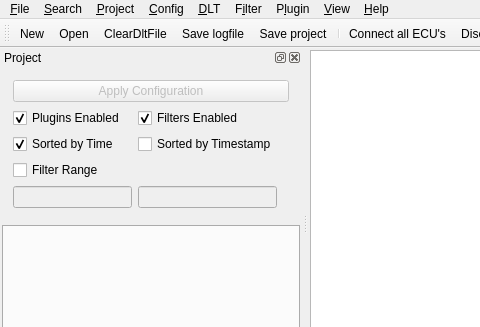
This is src/mainwindow.ui in COVESA/dlt-viewer as Qt 5 draws it before an edit; both pictures show x 0 to 480 and y 0 to 327 of the 1001 by 658 pixel window. The edited form follows.
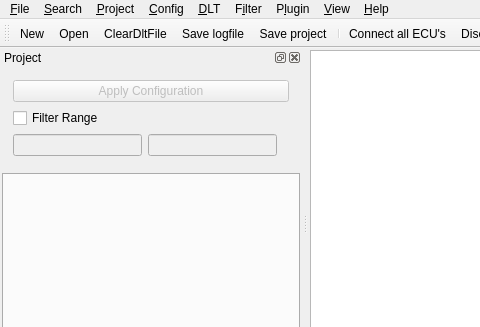
This is the edited form. Icons and pictures are not drawn. Custom widgets are drawn as their Qt base class.

Commit message: remove the check boxes from filter/plugin view.

Patch:
```diff
--- a/src/mainwindow.ui
+++ b/src/mainwindow.ui
@@ -352,16 +352,6 @@
         <enum>QFrame::Shadow::Plain</enum>
        </property>
        <layout class="QGridLayout" name="gridLayout">
-        <item row="2" column="1">
-         <widget class="QCheckBox" name="filtersEnabled">
-          <property name="text">
-           <string>Filters Enabled</string>
-          </property>
-          <property name="checked">
-           <bool>true</bool>
-          </property>
-         </widget>
-        </item>
         <item row="0" column="0" colspan="4">
          <widget class="QPushButton" name="applyConfig">
           <property name="enabled">
@@ -377,44 +367,14 @@
           </property>
          </widget>
         </item>
-        <item row="3" column="1">
-         <widget class="QCheckBox" name="checkBoxSortByTimestamp">
-          <property name="enabled">
-           <bool>true</bool>
-          </property>
-          <property name="text">
-           <string>Sorted by Timestamp</string>
-          </property>
-         </widget>
-        </item>
-        <item row="2" column="0">
-         <widget class="QCheckBox" name="pluginsEnabled">
-          <property name="text">
-           <string>Plugins Enabled</string>
-          </property>
-          <property name="checked">
-           <bool>true</bool>
-          </property>
-         </widget>
-        </item>
-        <item row="3" column="0">
-         <widget class="QCheckBox" name="checkBoxSortByTime">
-          <property name="text">
-           <string>Sorted by Time</string>
-          </property>
-          <property name="checked">
-           <bool>true</bool>
-          </property>
-         </widget>
-        </item>
-        <item row="4" column="0">
+        <item row="1" column="0">
          <widget class="QCheckBox" name="checkBoxFilterRange">
           <property name="text">
            <string>Filter Range</string>
           </property>
          </widget>
         </item>
-        <item row="5" column="0">
+        <item row="2" column="0">
          <widget class="QLineEdit" name="lineEditFilterStart">
           <property name="enabled">
            <bool>false</bool>
@@ -424,7 +384,7 @@
           </property>
          </widget>
         </item>
-        <item row="5" column="1">
+        <item row="2" column="1">
          <widget class="QLineEdit" name="lineEditFilterEnd">
           <property name="enabled">
            <bool>false</bool>
```
Left out of the diff: 22 changed lines with no effect on the pictures. The commit also changes 4 other files.
